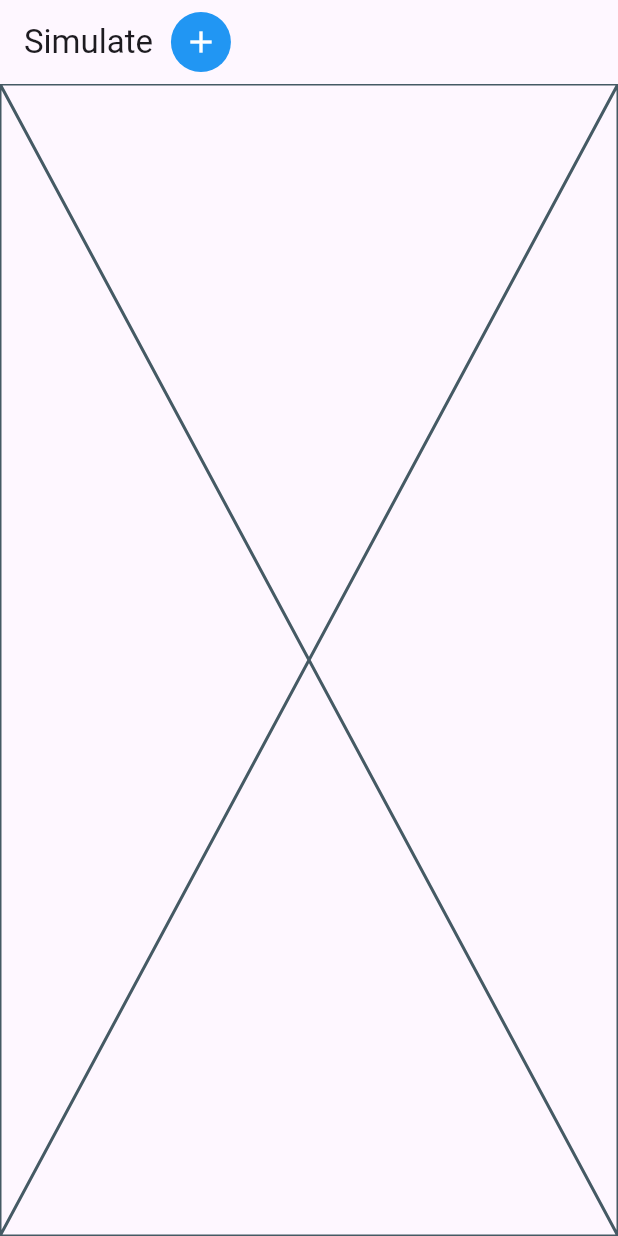
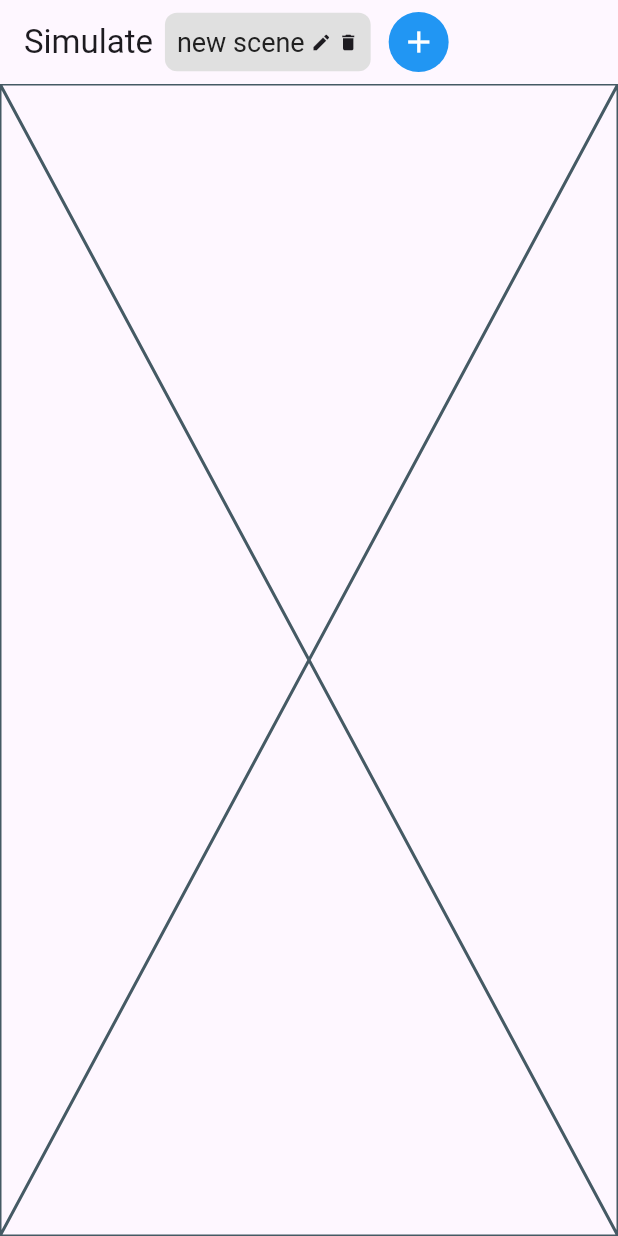
Before and after one commit to joehuang610154/game_prototype_simulator, a Flutter app: the screen it shows after launch, on a phone screen of 412 x 824 dp. Run offline on Flutter 3.47's test engine with Material 3 defaults, Android fonts, the phone set to English and light mode, and no system bars; our stand-ins replace freezed_annotation, get_it, injectable.

Commit message:
show current scene name

```diff
--- a/lib/pages/simulate/simulate_page.dart
+++ b/lib/pages/simulate/simulate_page.dart
@@ -29,6 +29,41 @@ class SimulatePage extends StatelessWidget {
               children: [
                 Text("Simulate"),
                 Gaps.w8,
+                Container(
+                  padding: const EdgeInsets.all(8),
+                  decoration: BoxDecoration(
+                    color: Colors.grey.shade300,
+                    borderRadius: BorderRadius.circular(8),
+                  ),
+                  child: Row(
+                    children: [
+                      Text(
+                        scene.name,
+                        style: TextStyle(
+                          fontSize: 18,
+                          color: Colors.grey.shade900,
+                        ),
+                      ),
+                      Gaps.w4,
+                      InkWell(
+                        onTap: () {},
+                        child: Icon(
+                          Icons.edit,
+                          size: 14,
+                        ),
+                      ),
+                      Gaps.w4,
+                      InkWell(
+                        onTap: () {},
+                        child: Icon(
+                          Icons.delete,
+                          size: 14,
+                        ),
+                      ),
+                    ],
+                  ),
+                ),
+                Gaps.w8,
                 IconButton(
                   key: WidgetKey.createNewSceneButton,
                   onPressed: controller.createNewScene,
```
